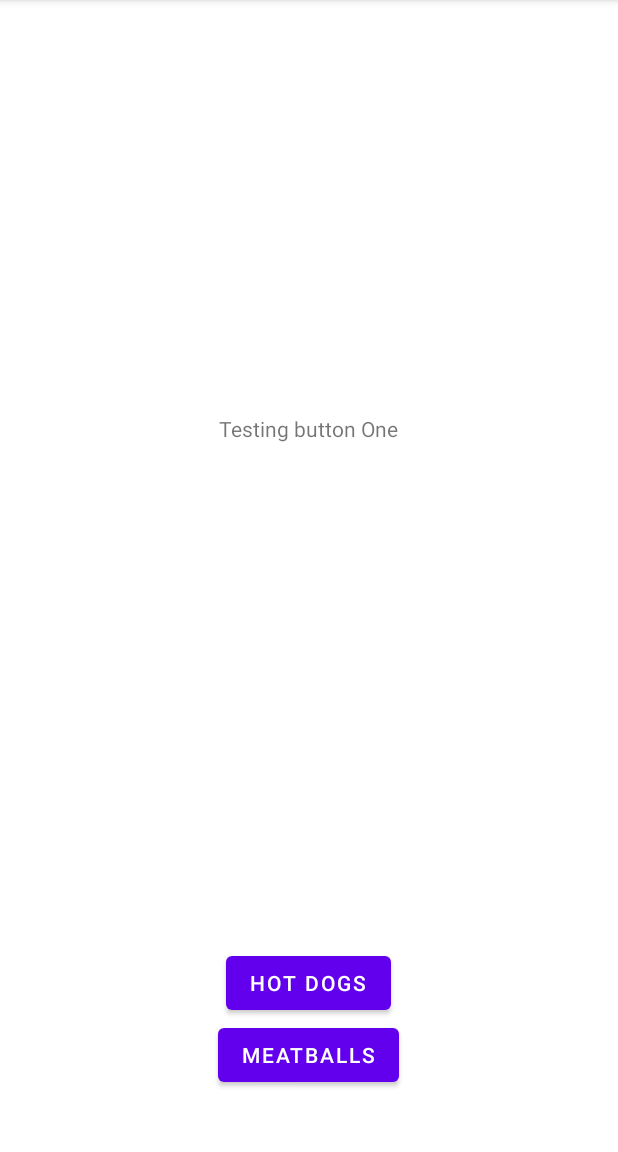
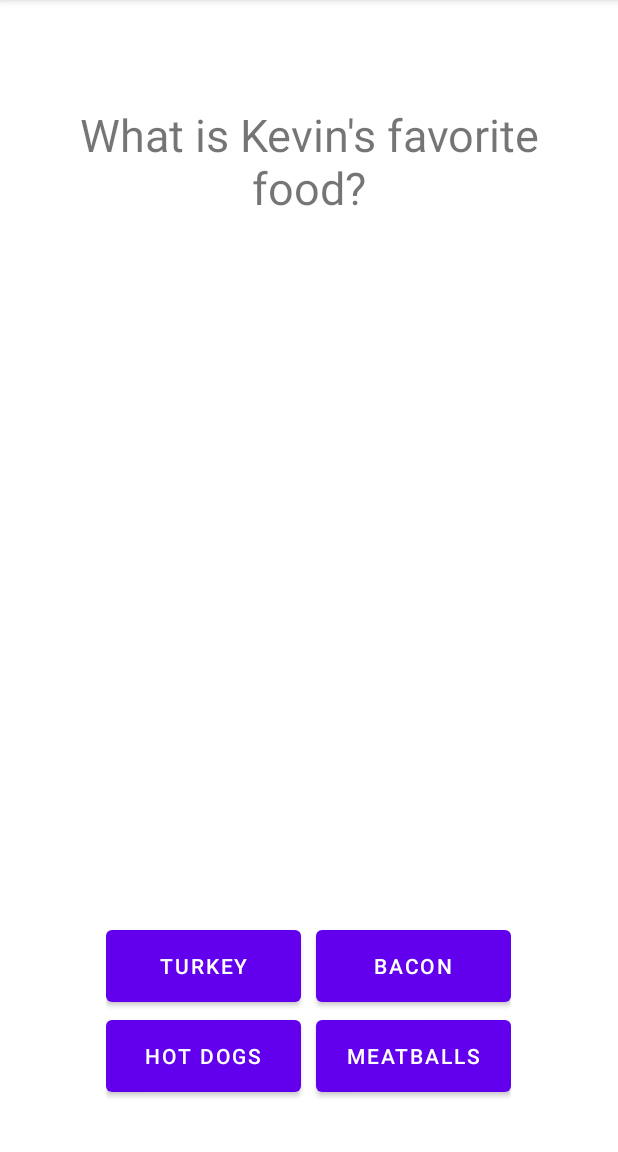
Before and after one commit to AndrewLockVI/TheOfficeQuiz, an Android app: the screen it shows after launch (MainActivity), after a tap on "MEATBALLS", on a phone screen of 412 x 824 dp, the part 84-1236 px from its top. Run offline under Robolectric (Android 15) with nearby library versions, the phone set to English and light mode, and no system bars; 1 other tap on this screen came first.

Commit message:
Added more buttons and reformatted the screen with XML

```diff
--- a/app/src/main/java/com/nebuladev/quizgame/MainActivity.kt
+++ b/app/src/main/java/com/nebuladev/quizgame/MainActivity.kt
@@ -1,10 +1,13 @@
 package com.nebuladev.quizgame
 
+import android.app.PendingIntent.getActivity
 import androidx.appcompat.app.AppCompatActivity
 import android.os.Bundle
+import android.view.Gravity
 import android.view.View
 import android.widget.Button
 import android.widget.TextView
+import android.widget.Toast
 
 class MainActivity : AppCompatActivity()
 {
@@ -20,11 +23,10 @@ class MainActivity : AppCompatActivity()
         buttonTwo = findViewById(R.id.answer_two)
         buttonTwo.setOnClickListener{
             var text : TextView = findViewById(R.id.txtQuestion)
-            text.text = "Testing button Two"
+
         }
         buttonOne.setOnClickListener{
-            var text : TextView = findViewById(R.id.txtQuestion)
-            text.text = "Testing button One"
+
         }
 
     }
--- a/app/src/main/res/layout/activity_main.xml
+++ b/app/src/main/res/layout/activity_main.xml
@@ -7,26 +7,73 @@
     >
 
     <TextView
-        android:layout_width="wrap_content"
-        android:layout_height="wrap_content"
-        android:padding="26dp"
-        android:translationY="-50dp"
+        android:layout_width="match_parent"
+        android:layout_height="100dp"
         android:id="@+id/txtQuestion"
-        android:text="@string/question_text" />
+        android:text="@string/question_text"
+        android:textSize="30dp"
+        android:padding="15dp"
+        android:gravity="center"
+        android:translationY="-220dp"
 
+
+
+
+
+
+        />
+
+
+
+    <LinearLayout
+    android:layout_width="wrap_content"
+    android:layout_height="wrap_content"
+    android:orientation="horizontal"
+    android:gravity="center"
+    android:translationY="300dp"
+        >
         <Button
+            android:layout_width="130dp"
+            android:layout_height="60dp"
+            android:text="@string/button_two"
+            android:translationY="0dp"
+            android:id="@+id/answer_two"/>
+        <View
+            android:layout_width="10dp"
+            android:layout_height="50dp"/>
+        <Button
+            android:layout_width="130dp"
+            android:layout_height="60dp"
+            android:text="@string/button_one"
+            android:translationY="0dp"
+            android:id="@+id/answer_one"
+            />
+    </LinearLayout>
+
+        <LinearLayout
+
             android:layout_width="wrap_content"
             android:layout_height="wrap_content"
-            android:text="@string/button_two"
-            android:translationY="260dp"
-            android:id="@+id/answer_two"></Button>
-        <Button
-            android:layout_width="wrap_content"
-            android:layout_height="wrap_content"
-            android:text="@string/button_one"
-            android:translationY="260dp"
-            android:id="@+id/answer_one"
-            ></Button>
+            android:translationY="180dp"
+            android:gravity="center"
+            android:orientation="horizontal">
 
+            <Button
+                android:id="@+id/answer_three"
+                android:layout_width="130dp"
+                android:layout_height="60dp"
+                android:text="@string/button_three"
+                android:translationY="0dp" />
+            <View
+                android:layout_width="10dp"
+                android:layout_height="50dp"/>
+            <Button
+             android:layout_width="130dp"
+             android:layout_height="60dp"
+             android:text="@string/button_four"
+             android:translationY="0dp"
+             android:id="@+id/answer_four"
+            />
+        </LinearLayout>
 
 </LinearLayout>
--- a/app/src/main/res/values/strings.xml
+++ b/app/src/main/res/values/strings.xml
@@ -3,5 +3,7 @@
     <string name="question_text">"What is Kevin's favorite food?"</string>
     <string name="button_one">"Meatballs"</string>
     <string name="button_two">"Hot Dogs"</string>
+    <string name="button_three">"Turkey"</string>
+    <string name="button_four">"Bacon"</string>
 
 </resources>
```
